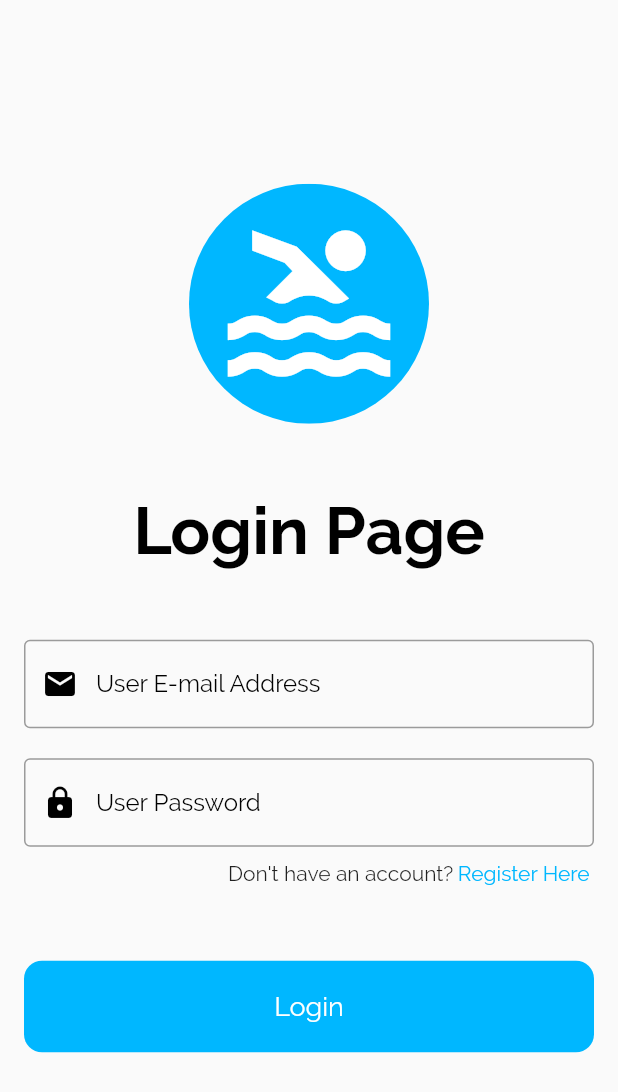
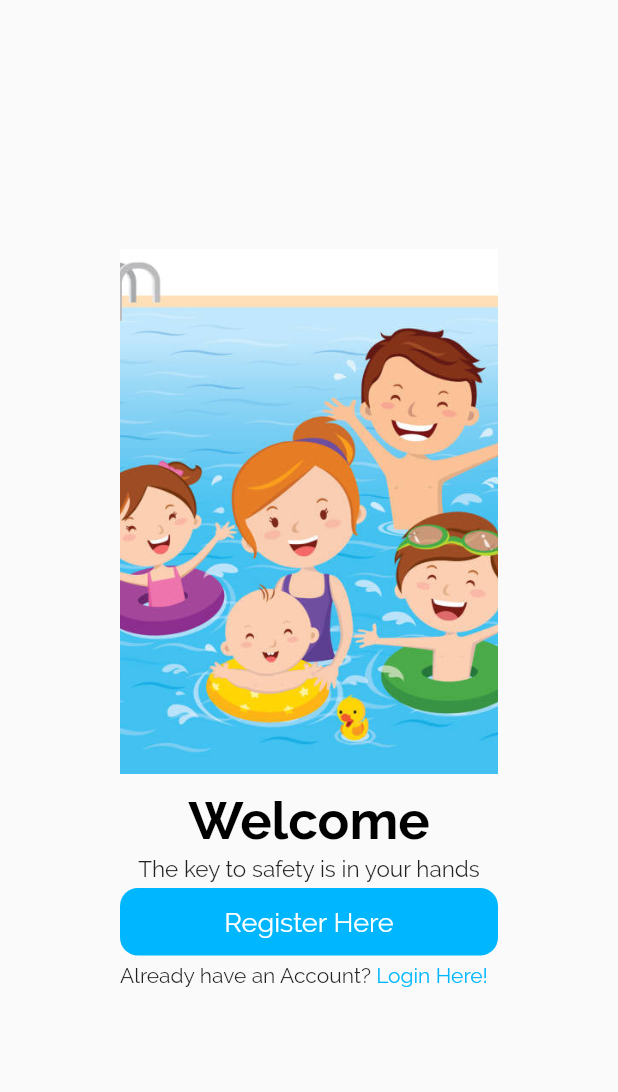
Before and after one commit to ngicolee/C300_DrowningDetection, a Flutter app: the screen it shows after launch, on a phone screen of 412 x 824 dp. Shown: the top 1092 px of the screen. Run offline on Flutter 3.47's test engine with Material 2 defaults, Android fonts, the phone set to English and light mode, and no system bars; our stand-ins replace firebase_auth, firebase_core; missing offline and left inert: flutter_vlc_player; accounts and stored records are empty.

Commit message:
Complete Welcome Page, Pool Locations Main Page, Retweak Codes, Minor Modification of Login and Registration Page

```diff
--- a/lib/pages/(obsolete) homepage.dart
+++ b/lib/pages/(obsolete) homepage.dart
@@ -5,6 +5,7 @@ import 'package:c300drowningdetection/models/homecategory.dart';
 import 'package:c300drowningdetection/pages/(obsolete)%20selectedcategorypage.dart';
 import 'package:c300drowningdetection/widgets/(obsolete)%20categorybtmbar.dart';
 import 'package:c300drowningdetection/widgets/(obsolete)%20categorypages.dart';
+import 'package:c300drowningdetection/widgets/(obsolete)%20locationpages.dart';
 import 'package:c300drowningdetection/widgets/(obsolete)%20mainappbar.dart';
 import 'package:flutter/material.dart';
 
--- a/lib/pages/(obsolete) selectedcategorypage.dart
+++ b/lib/pages/(obsolete) selectedcategorypage.dart
@@ -3,8 +3,8 @@
 import 'package:c300drowningdetection/models/homecategory.dart';
 import 'package:c300drowningdetection/models/subcategory.dart';
 import 'package:c300drowningdetection/pages/(obsolete)%20streamingpage.dart';
-import 'package:c300drowningdetection/widgets/(obsolete)%20categoryicons.dart';
 import 'package:c300drowningdetection/widgets/(obsolete)%20mainappbar.dart';
+import 'package:c300drowningdetection/widgets/locationicons.dart';
 import 'package:flutter/material.dart';
 
 class SelectedCategoryPage extends StatelessWidget {
@@ -20,7 +20,7 @@ class SelectedCategoryPage extends StatelessWidget {
           Row(
             mainAxisAlignment: MainAxisAlignment.center,
             children: [
-              CategoryIcon(
+              LocationIcons(
                   color: this.selectedCategory.color,
                   iconName: this.selectedCategory.icon),
               const SizedBox(width: 10),
--- a/lib/pages/(obsolete) streamingpage.dart
+++ b/lib/pages/(obsolete) streamingpage.dart
@@ -2,8 +2,8 @@
 // ignore_for_file: avoid_unnecessary_containers
 
 import 'package:c300drowningdetection/models/subcategory.dart';
-import 'package:c300drowningdetection/widgets/(obsolete)%20categoryicons.dart';
 import 'package:c300drowningdetection/widgets/(obsolete)%20mainappbar.dart';
+import 'package:c300drowningdetection/widgets/locationicons.dart';
 import 'package:flutter/material.dart';
 
 class StreamingPage extends StatefulWidget {
@@ -50,7 +50,7 @@ class StreamingPageState extends State<StreamingPage> {
                       child: Row(
                         mainAxisAlignment: MainAxisAlignment.spaceBetween,
                         children: [
-                        CategoryIcon(
+                        LocationIcons(
                             color: widget.subCategory.color,
                             iconName: widget.subCategory.icon,
                             size: 30),
--- a/lib/pages/mainloginpage.dart
+++ b/lib/pages/mainloginpage.dart
@@ -1,4 +1,4 @@
-// ignore_for_file: prefer_const_constructors, prefer_const_literals_to_create_immutables, unused_local_variable, body_might_complete_normally_nullable, unused_element, avoid_print, unnecessary_new, sized_box_for_whitespace
+// ignore_for_file: prefer_const_constructors, prefer_const_literals_to_create_immutables, unused_local_variable, body_might_complete_normally_nullable, unused_element, avoid_print, unnecessary_new, sized_box_for_whitespace, use_key_in_widget_constructors
 
 import 'package:c300drowningdetection/helpers/appcolors.dart';
 import 'package:c300drowningdetection/pages/(obsolete)%20homepage.dart';
@@ -79,7 +79,8 @@ class _LoginPageState extends State<LoginPage> {
 
     return Scaffold(
       resizeToAvoidBottomInset: false,
-      body: Form(
+      body: SingleChildScrollView(
+        child: Form(
           key: _formKey,
           child: Container(
             padding: EdgeInsets.all(16.0),
@@ -87,6 +88,7 @@ class _LoginPageState extends State<LoginPage> {
               mainAxisAlignment: MainAxisAlignment.center,
               crossAxisAlignment: CrossAxisAlignment.start,
               children: [
+                SizedBox(height: 15),
                 Center(
                   child: ClipOval(
                     child: Container(
@@ -153,17 +155,20 @@ class _LoginPageState extends State<LoginPage> {
                   accPage: "Don't have an account?",
                   onTap: () {
                     Navigator.of(context).pushReplacement(
-                      MaterialPageRoute(builder: (ctx) => MainRegistrationPage()));
+                      MaterialPageRoute(
+                        builder: (ctx) => MainRegistrationPage(),
+                      ),
+                    );
                   },
                   name: 'Register Here',
                 ),
-              SizedBox(height: 50.0),
+                SizedBox(height: 10.0),
                 Container(
                   width: double.infinity,
                   child: RawMaterialButton(
                     fillColor: AppColors.MAIN_COLOR,
                     elevation: 0.0,
-                  padding: EdgeInsets.symmetric(vertical: 20.0),
+                    padding: EdgeInsets.symmetric(vertical: 10.0),
                     shape: RoundedRectangleBorder(
                         borderRadius: BorderRadius.circular(12.0)),
                     onPressed: () async {
@@ -193,6 +198,7 @@ class _LoginPageState extends State<LoginPage> {
             ),
           ),
         ),
+      ),
     );
   }
 }
--- /dev/null
+++ b/lib/pages/mainwelcomepage.dart
@@ -0,0 +1,105 @@
+// ignore_for_file: prefer_const_constructors, use_key_in_widget_constructors, prefer_const_literals_to_create_immutables
+
+import 'package:c300drowningdetection/helpers/appcolors.dart';
+import 'package:c300drowningdetection/pages/mainloginpage.dart';
+import 'package:c300drowningdetection/pages/mainregistrationpage.dart';
+import 'package:flutter/material.dart';
+
+class MainWelcomePage extends StatelessWidget {
+  @override
+  Widget build(BuildContext context) {
+    return Scaffold(
+      body: Center(
+        child: Container(
+          padding: EdgeInsets.symmetric(horizontal: 80),
+          child: Column(
+            mainAxisAlignment: MainAxisAlignment.center,
+            children: [
+              Container(
+                height: 350,
+                decoration: BoxDecoration(
+                  image: DecorationImage(
+                    fit: BoxFit.cover,
+                    image: AssetImage("assets/imgs/PoolImage.jpg"),
+                  ),
+                ),
+              ),
+              SizedBox(height: 10),
+              Text(
+                "Welcome",
+                style: TextStyle(
+                  fontSize: 35,
+                  fontWeight: FontWeight.bold,
+                  color: Colors.black,
+                ),
+              ),
+              Container(
+                height: 25,
+                width: double.infinity,
+                child: Column(
+                  mainAxisAlignment: MainAxisAlignment.spaceEvenly,
+                  crossAxisAlignment: CrossAxisAlignment.start,
+                  children: [
+                    Center(
+                      child: Text(
+                        "The key to safety is in your hands",
+                        style: TextStyle(fontSize: 15),
+                      ),
+                    ),
+                  ],
+                ),
+              ),
+              Container(
+                height: 45,
+                width: double.infinity,
+                child: RawMaterialButton(
+                  fillColor: AppColors.MAIN_COLOR,
+                  elevation: 0.0,
+                  padding: EdgeInsets.symmetric(vertical: 10.0),
+                  shape: RoundedRectangleBorder(
+                      borderRadius: BorderRadius.circular(12.0)),
+                  onPressed: () {
+                    Navigator.of(context).pushReplacement(
+                  MaterialPageRoute(
+                    // Page Route would be changed after completion of 'Pool Locations' pages
+                    builder: (ctx) => MainRegistrationPage(),
+                  ),
+                );
+                  },
+                  child: Text(
+                    "Register Here",
+                    style: TextStyle(
+                      color: Colors.white,
+                      fontSize: 18.0,
+                    ),
+                  ),
+                ),
+              ),
+              SizedBox(height: 5),
+              Row(
+                crossAxisAlignment: CrossAxisAlignment.start,
+                children: [
+                  Text("Already have an Account? "),
+                  GestureDetector(
+                    onTap: () {
+                      Navigator.of(context).pushReplacement(
+                        MaterialPageRoute(
+                          // Page Route would be changed after completion of 'Pool Locations' pages
+                          builder: (ctx) => MainLoginPage(),
+                        ),
+                      );
+                    },
+                    child: Text(
+                      "Login Here!",
+                      style: TextStyle(color: AppColors.MAIN_COLOR),
+                    ),
+                  ),
+                ],
+              ),
+            ],
+          ),
+        ),
+      ),
+    );
+  }
+}
--- a/lib/widgets/categorisedpage.dart
+++ b/lib/widgets/categorisedpage.dart
@@ -15,7 +15,7 @@ class CategorisedPage extends StatelessWidget {
         children: [
           Container(
             height: 350,
-            width: 183.5,
+            width: 176.5,
             child: Column(
               children: <Widget>[
                 Container(
--- a/lib/widgets/(obsolete) categoryicons.dart
+++ b/lib/widgets/locationicons.dart
@@ -3,12 +3,12 @@
 import 'package:c300drowningdetection/widgets/(obsolete)%20iconfont.dart';
 import 'package:flutter/material.dart';
 
-class CategoryIcon extends StatelessWidget {
+class LocationIcons extends StatelessWidget {
   Color color;
   String iconName;
   double size;
 
-  CategoryIcon(
+  LocationIcons(
       {Key? key, required this.color, required this.iconName, this.size = 30})
       : super(key: key);
 
```
Also changed, not shown: lib/helpers/utils.dart (+9 -30 lines), lib/main.dart (+6 -8 lines), lib/models/pages.dart (added, +8 -0 lines), lib/pages/mainregistrationpage.dart (+9 -10 lines), lib/pages/poollocationpage.dart (+32 -7 lines), lib/pages/selectedlocationpage.dart (added, +14 -0 lines), lib/widgets/(obsolete) locationpages.dart (renamed from lib/widgets/(obsolete) categorypages.dart, +4 -4 lines), lib/widgets/locationcards.dart (added, +76 -0 lines), assets/imgs/PoolImage.jpg (added), lib/pages/(obsolete) splashpage.dart (renamed from lib/pages/splashpage.dart). Lines whose indentation alone changed are shown as unchanged.
